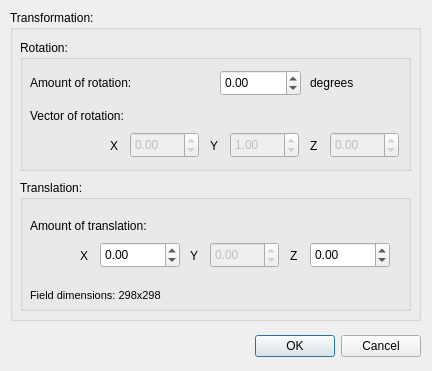
Old version of the form src/zay_item_inputs_form.ui in the repository ChevronOne/zaytuna.
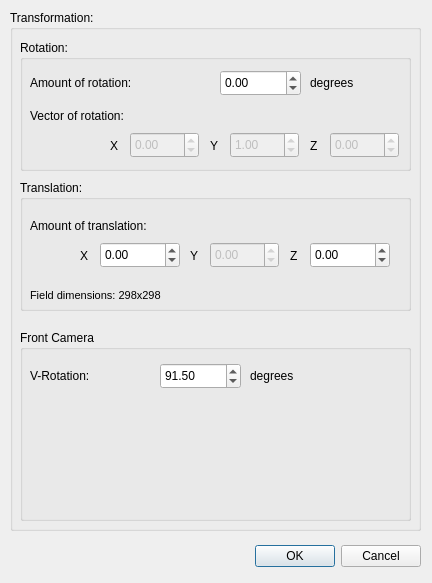
New version of the form.

Commit message: added an option to rotate vehicle's front camera vertically

```diff
--- a/src/zay_item_inputs_form.ui
+++ b/src/zay_item_inputs_form.ui
@@ -7,7 +7,7 @@
     <x>0</x>
     <y>0</y>
     <width>432</width>
-    <height>371</height>
+    <height>583</height>
    </rect>
   </property>
   <property name="sizePolicy">
@@ -29,7 +29,7 @@
    <property name="geometry">
     <rect>
      <x>80</x>
-     <y>330</y>
+     <y>540</y>
      <width>341</width>
      <height>32</height>
     </rect>
@@ -47,7 +47,7 @@
      <x>10</x>
      <y>10</y>
      <width>411</width>
-     <height>311</height>
+     <height>521</height>
     </rect>
    </property>
    <property name="title">
@@ -363,6 +363,80 @@
      </property>
     </widget>
    </widget>
+   <widget class="QGroupBox" name="front_camera_box">
+    <property name="geometry">
+     <rect>
+      <x>10</x>
+      <y>320</y>
+      <width>391</width>
+      <height>191</height>
+     </rect>
+    </property>
+    <property name="title">
+     <string>Front Camera</string>
+    </property>
+    <widget class="QDoubleSpinBox" name="front_cam_v_angle">
+     <property name="geometry">
+      <rect>
+       <x>140</x>
+       <y>33</y>
+       <width>81</width>
+       <height>26</height>
+      </rect>
+     </property>
+     <property name="toolTip">
+      <string/>
+     </property>
+     <property name="minimum">
+      <double>0.000000000000000</double>
+     </property>
+     <property name="maximum">
+      <double>180.000000000000000</double>
+     </property>
+     <property name="value">
+      <double>91.500000000000000</double>
+     </property>
+    </widget>
+    <widget class="QLabel" name="degrees_lab_2">
+     <property name="geometry">
+      <rect>
+       <x>230</x>
+       <y>30</y>
+       <width>91</width>
+       <height>31</height>
+      </rect>
+     </property>
+     <property name="text">
+      <string>degrees</string>
+     </property>
+    </widget>
+    <widget class="QLabel" name="f_cam_v_rotation_lab">
+     <property name="geometry">
+      <rect>
+       <x>10</x>
+       <y>30</y>
+       <width>121</width>
+       <height>31</height>
+      </rect>
+     </property>
+     <property name="text">
+      <string>V-Rotation:</string>
+     </property>
+    </widget>
+    <widget class="QLabel" name="front_cam_v_angle_ref_lab">
+     <property name="geometry">
+      <rect>
+       <x>140</x>
+       <y>70</y>
+       <width>111</width>
+       <height>106</height>
+      </rect>
+     </property>
+     <property name="text">
+      <string/>
+     </property>
+    </widget>
+   </widget>
   </widget>
  </widget>
  <resources/>
```
The commit also changes 40 other files.
